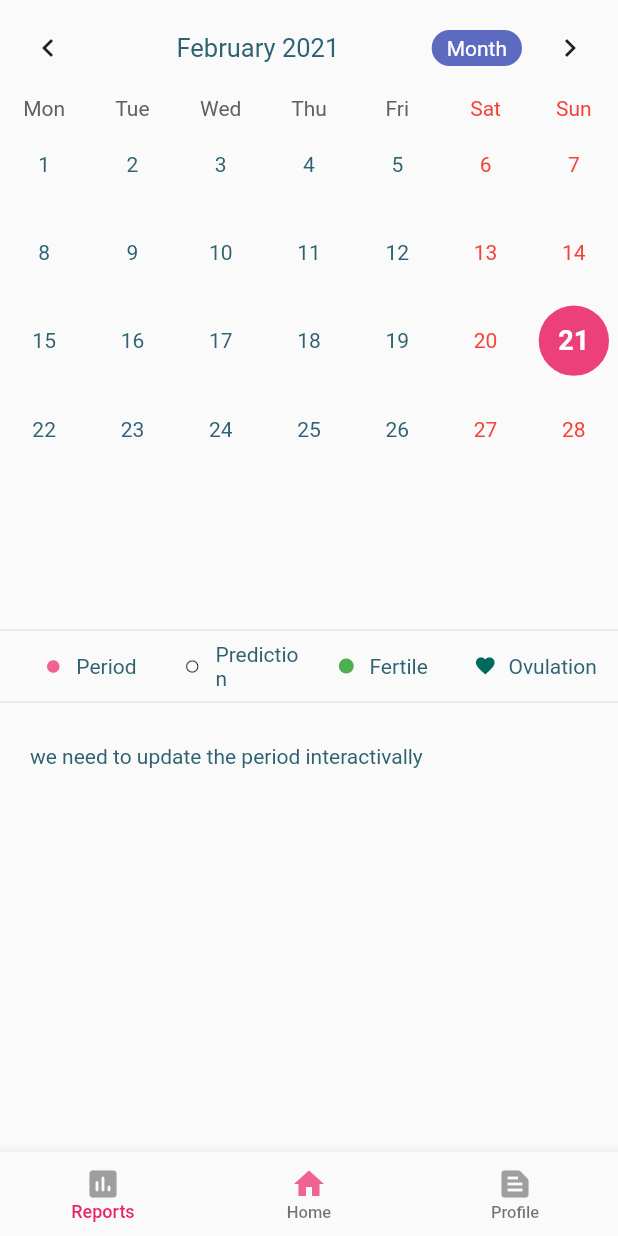
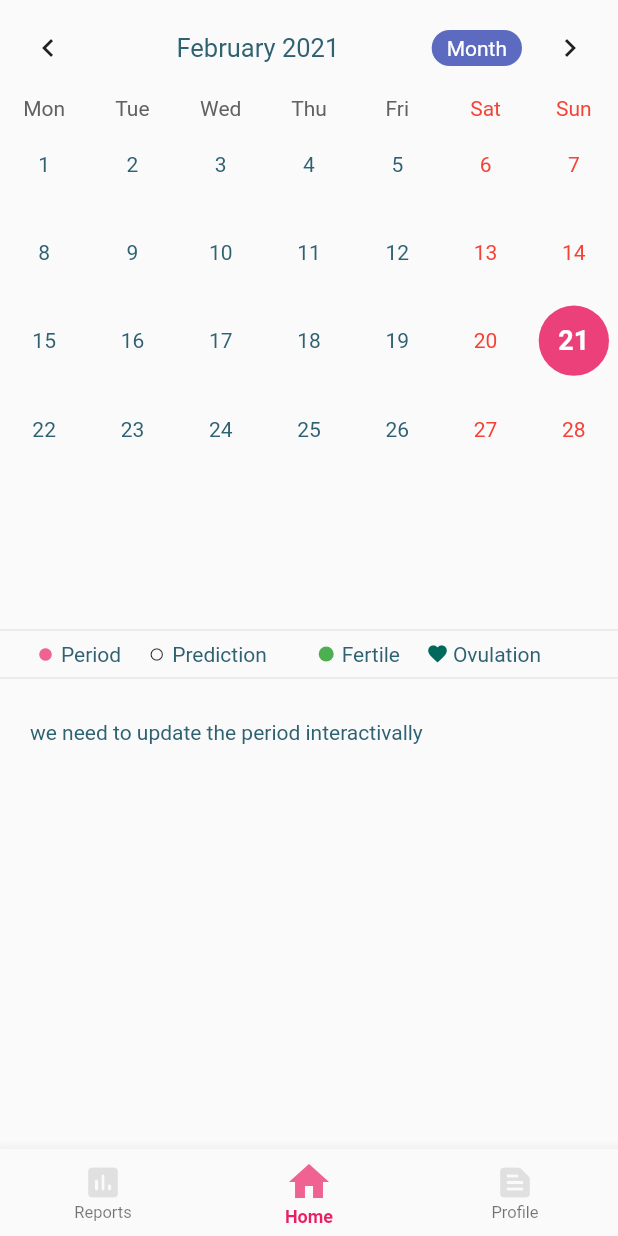
Before and after one commit to yassir28/Calendar-Flutter-App, a Flutter app: the HomeScreen screen opened by its route, on a phone screen of 412 x 824 dp. Run offline on Flutter 3.47's test engine with Material 2 defaults, Android fonts, the phone set to English and light mode, and no system bars; drawn by our look-alikes of table_calendar.

Commit message:
essence to the home screen

```diff
--- a/lib/pages/home_page_components/home.dart
+++ b/lib/pages/home_page_components/home.dart
@@ -22,7 +22,7 @@ class Home extends StatelessWidget {
               child: Row(
                 children: [
                   Container(
-                    width: width * 0.075,
+                    width: width * 0.05,
                     child: Icon(
                       Icons.circle,
                       color: Colors.pink[300],
@@ -30,19 +30,19 @@ class Home extends StatelessWidget {
                     ),
                   ),
                   Container(
-                    width: width * 0.15,
+                    width: width * 0.13,
                     child: Text("Period"),
                   ),
                   Container(
-                      width: width * 0.075,
+                      width: width * 0.05,
                       child: Icon(Icons.radio_button_off, size: 10)),
                   Container(
-                    width: width * 0.15,
+                    width: width * 0.2,
                     child: Text("Prediction"),
                   ),
                   Container(
                     height: 10,
-                    width: width * 0.075,
+                    width: width * 0.05,
                     margin: EdgeInsets.only(left: 10),
                     decoration: BoxDecoration(
                       color: Colors.green,
@@ -50,11 +50,11 @@ class Home extends StatelessWidget {
                     ),
                   ),
                   Container(
-                    width: width * 0.15,
+                    width: width * 0.13,
                     child: Text("Fertile"),
                   ),
                   Container(
-                    width: width * 0.075,
+                    width: width * 0.05,
                     child: Icon(
                       Icons.favorite,
                       color: Colors.teal[800],
@@ -62,7 +62,7 @@ class Home extends StatelessWidget {
                     ),
                   ),
                   Container(
-                    width: width * 0.15,
+                    width: width * 0.2,
                     child: Text("Ovulation"),
                   ),
                 ],
--- a/lib/pages/homepage.dart
+++ b/lib/pages/homepage.dart
@@ -37,32 +37,30 @@ class _HomeScreenState extends State<HomeScreen> {
         onPageChanged: onPageChanged,
       ),
       bottomNavigationBar: BottomNavigationBar(
-        selectedLabelStyle: Theme.of(context)
-            .textTheme
-            .bodyText1
-            .merge(TextStyle(fontSize: 12)),
-        unselectedLabelStyle:
-            Theme.of(context).textTheme.button.merge(TextStyle(fontSize: 11)),
+        currentIndex: pageNumber,
+        selectedLabelStyle: TextStyle(
+            color: Colors.pink[300], fontSize: 12, fontWeight: FontWeight.bold),
+        unselectedLabelStyle: TextStyle(fontSize: 11, color: Colors.grey),
+        selectedIconTheme: IconThemeData(color: Colors.pink[300], size: 32),
+        unselectedIconTheme:
+            IconThemeData(size: 26, color: Colors.grey.shade300),
         onTap: onItemTapped,
         items: [
           BottomNavigationBarItem(
             icon: Icon(
               Icons.insert_chart_rounded,
-              color: pageNumber == 0 ? Colors.pink[300] : Colors.grey,
             ),
             label: "Reports",
           ),
           BottomNavigationBarItem(
             icon: Icon(
               Icons.home,
-              color: pageNumber == 1 ? Colors.pink[300] : Colors.grey,
             ),
             label: "Home",
           ),
           BottomNavigationBarItem(
               icon: Icon(
                 Icons.text_snippet,
-                color: pageNumber == 2 ? Colors.pink[300] : Colors.grey,
               ),
               label: "Profile")
         ],
```
Also changed, not shown: lib/pages/home_page_components/profile.dart (+79 -1 lines), lib/pages/new_user_components/new_user.dart (+7 -1 lines), lib/pages/new_user_components/new_user2.dart (+8 -1 lines), lib/pages/new_user_components/new_user3.dart (+7 -1 lines).
